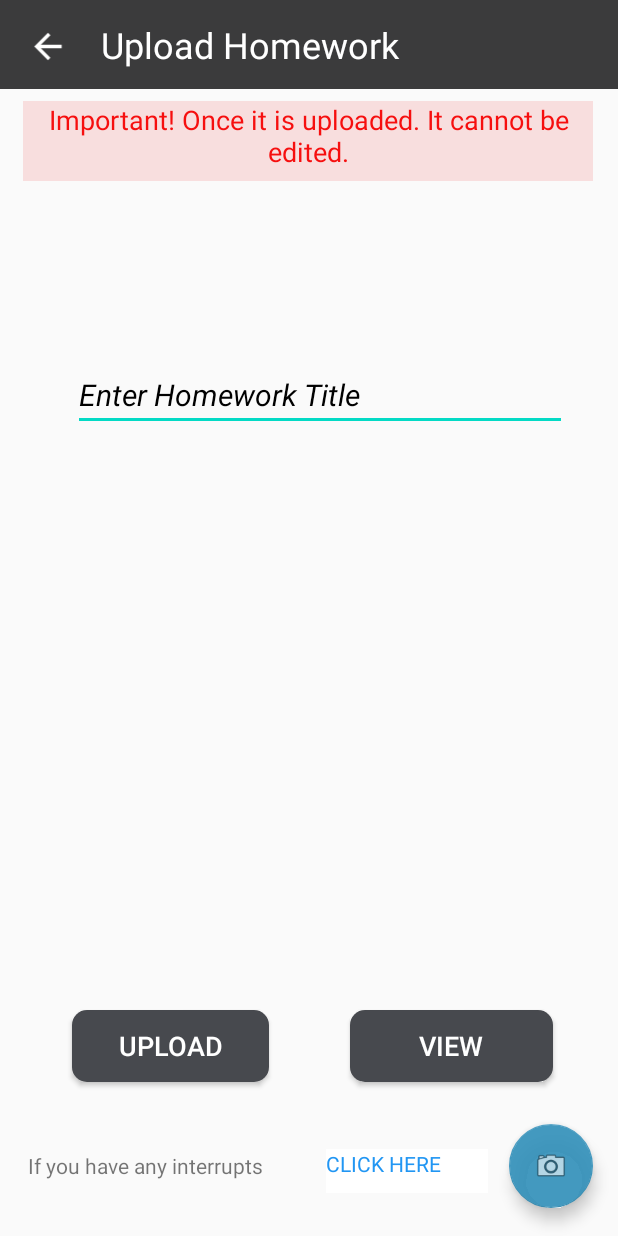
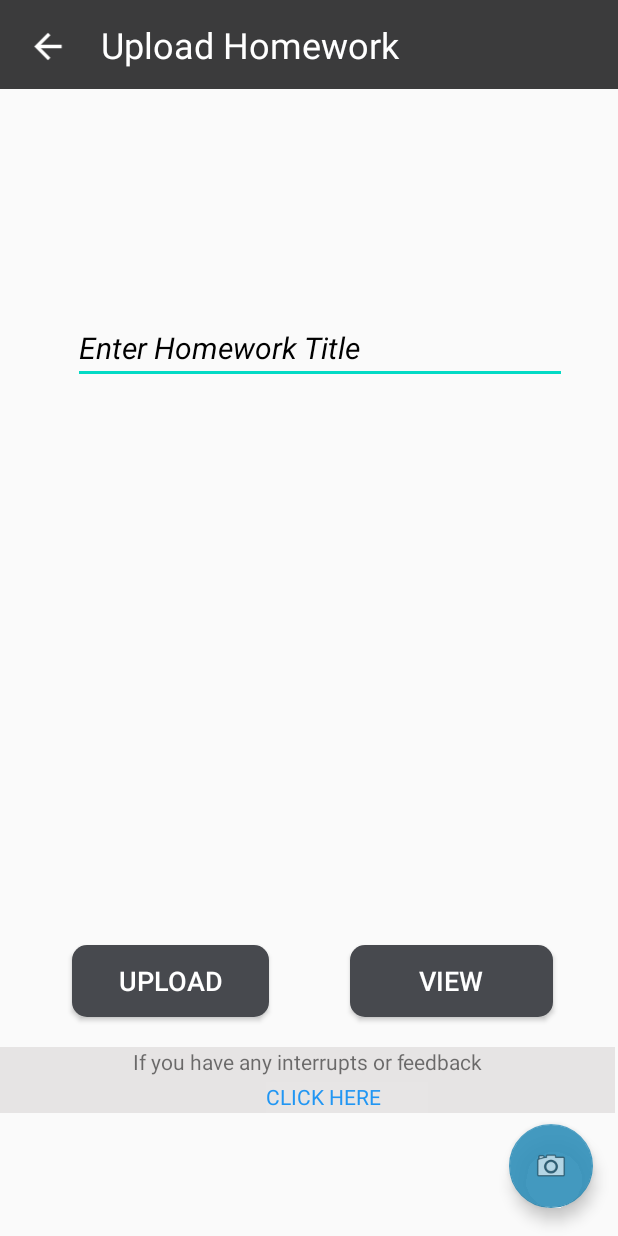
Before and after one commit to kasunavodya/YORK-4-Android-MAD, an Android app: the UploadHW screen opened directly, with no data from a screen before it, on a phone screen of 412 x 824 dp. Run offline under Robolectric (Android 15) with nearby library versions, the light colour scheme and no system bars.

Commit message:
Upload Homework commit

```diff
--- a/app/src/main/res/layout/activity_error_h_w.xml
+++ b/app/src/main/res/layout/activity_error_h_w.xml
@@ -94,28 +94,28 @@
         android:id="@+id/textViewID"
         android:layout_width="90dp"
         android:layout_height="35dp"
-        android:textAlignment="textEnd"
-        android:textColor="#2196F3"
+        android:textAlignment="center"
+        android:textColor="#092A45"
         android:textSize="18sp"
         app:layout_constraintBottom_toBottomOf="parent"
         app:layout_constraintEnd_toEndOf="parent"
-        app:layout_constraintHorizontal_bias="1.0"
+        app:layout_constraintHorizontal_bias="0.47"
         app:layout_constraintStart_toStartOf="parent"
         app:layout_constraintTop_toTopOf="parent"
-        app:layout_constraintVertical_bias="0.142" />
+        app:layout_constraintVertical_bias="0.137" />
 
     <TextView
         android:id="@+id/textViewStName"
         android:layout_width="221dp"
         android:layout_height="36dp"
-        android:textAlignment="textEnd"
-        android:textColor="#2196F3"
+        android:textAlignment="center"
+        android:textColor="#092A45"
         android:textSize="18sp"
         app:layout_constraintBottom_toBottomOf="parent"
         app:layout_constraintEnd_toEndOf="parent"
-        app:layout_constraintHorizontal_bias="1.0"
+        app:layout_constraintHorizontal_bias="0.442"
         app:layout_constraintStart_toStartOf="parent"
         app:layout_constraintTop_toTopOf="parent"
-        app:layout_constraintVertical_bias="0.094" />
+        app:layout_constraintVertical_bias="0.105" />
 
 </androidx.constraintlayout.widget.ConstraintLayout>
--- a/app/src/main/res/layout/activity_upload_h_w.xml
+++ b/app/src/main/res/layout/activity_upload_h_w.xml
@@ -47,24 +47,6 @@
         app:layout_constraintVertical_bias="0.022"
         tools:ignore="MissingConstraints" />
 
-    <TextView
-        android:id="@+id/textViewHW"
-        android:layout_width="380dp"
-        android:layout_height="53dp"
-        android:background="#F8DEDE"
-        android:shadowColor="#EA4B4B"
-        android:text="@string/TestHW"
-        android:textAlignment="center"
-        android:textAllCaps="false"
-        android:textColor="#F60F0F"
-        android:textSize="18sp"
-        app:layout_constraintBottom_toBottomOf="parent"
-        app:layout_constraintEnd_toEndOf="parent"
-        app:layout_constraintHorizontal_bias="0.483"
-        app:layout_constraintStart_toStartOf="parent"
-        app:layout_constraintTop_toTopOf="parent"
-        app:layout_constraintVertical_bias="0.087" />
-
     <AutoCompleteTextView
         android:id="@+id/autoCompleteTextView"
         style="@style/uploadDetails"
@@ -76,7 +58,7 @@
         app:layout_constraintHorizontal_bias="0.585"
         app:layout_constraintStart_toStartOf="parent"
         app:layout_constraintTop_toTopOf="parent"
-        app:layout_constraintVertical_bias="0.312" />
+        app:layout_constraintVertical_bias="0.272" />
 
     <Button
         android:id="@+id/buttonHW2"
@@ -91,7 +73,7 @@
         app:layout_constraintHorizontal_bias="0.171"
         app:layout_constraintStart_toStartOf="parent"
         app:layout_constraintTop_toTopOf="parent"
-        app:layout_constraintVertical_bias="0.868" />
+        app:layout_constraintVertical_bias="0.812" />
 
     <Button
         android:id="@+id/buttonHW"
@@ -106,7 +88,7 @@
         app:layout_constraintHorizontal_bias="0.844"
         app:layout_constraintStart_toStartOf="parent"
         app:layout_constraintTop_toTopOf="parent"
-        app:layout_constraintVertical_bias="0.868" />
+        app:layout_constraintVertical_bias="0.812" />
 
     <ImageView
         android:id="@+id/imageView"
@@ -117,7 +99,7 @@
         app:layout_constraintHorizontal_bias="0.705"
         app:layout_constraintStart_toStartOf="parent"
         app:layout_constraintTop_toTopOf="parent"
-        app:layout_constraintVertical_bias="0.622"
+        app:layout_constraintVertical_bias="0.532"
         tools:ignore="MissingConstraints" />
 
     <com.google.android.material.floatingactionbutton.FloatingActionButton
@@ -137,58 +119,59 @@
 
     <TextView
         android:id="@+id/TextError"
-        android:layout_width="181dp"
-        android:layout_height="34dp"
+        android:layout_width="410dp"
+        android:layout_height="44dp"
+        android:background="#1D4C3939"
         android:text="@string/Text17"
+        android:textAlignment="center"
         android:textSize="14sp"
         app:layout_constraintBottom_toBottomOf="parent"
         app:layout_constraintEnd_toEndOf="parent"
-        app:layout_constraintHorizontal_bias="0.082"
+        app:layout_constraintHorizontal_bias="0.0"
         app:layout_constraintStart_toStartOf="parent"
         app:layout_constraintTop_toTopOf="parent"
-        app:layout_constraintVertical_bias="0.971" />
+        app:layout_constraintVertical_bias="0.895" />
 
     <TextView
         android:id="@+id/textVw1"
         android:layout_width="108dp"
         android:layout_height="29dp"
-        android:background="#FFFFFF"
+        android:background="#07FFFFFF"
         android:text="@string/Text18"
         android:textColor="#2196F3"
         android:textSize="14sp"
         app:layout_constraintBottom_toBottomOf="parent"
         app:layout_constraintEnd_toEndOf="parent"
-        app:layout_constraintHorizontal_bias="0.716"
+        app:layout_constraintHorizontal_bias="0.584"
         app:layout_constraintStart_toStartOf="parent"
         app:layout_constraintTop_toTopOf="parent"
-        app:layout_constraintVertical_bias="0.964" />
+        app:layout_constraintVertical_bias="0.908" />
 
     <TextView
         android:id="@+id/textViewID"
         android:layout_width="90dp"
         android:layout_height="35dp"
-        android:textAlignment="textEnd"
-        android:textColor="#2196F3"
+        android:textAlignment="center"
+        android:textColor="#092A45"
         android:textSize="18sp"
         app:layout_constraintBottom_toBottomOf="parent"
         app:layout_constraintEnd_toEndOf="parent"
-        app:layout_constraintHorizontal_bias="1.0"
+        app:layout_constraintHorizontal_bias="0.498"
         app:layout_constraintStart_toStartOf="parent"
         app:layout_constraintTop_toTopOf="parent"
-        app:layout_constraintVertical_bias="0.239" />
+        app:layout_constraintVertical_bias="0.139" />
 
     <TextView
         android:id="@+id/textViewStName"
         android:layout_width="225dp"
         android:layout_height="39dp"
-        android:textAlignment="textEnd"
-        android:textColor="#2196F3"
+        android:textAlignment="center"
+        android:textColor="#092A45"
         android:textSize="18sp"
         app:layout_constraintBottom_toBottomOf="parent"
         app:layout_constraintEnd_toEndOf="parent"
-        app:layout_constraintHorizontal_bias="1.0"
         app:layout_constraintStart_toStartOf="parent"
         app:layout_constraintTop_toTopOf="parent"
-        app:layout_constraintVertical_bias="0.195" />
+        app:layout_constraintVertical_bias="0.105" />
 
 </androidx.constraintlayout.widget.ConstraintLayout>
--- a/app/src/main/res/values/strings.xml
+++ b/app/src/main/res/values/strings.xml
@@ -29,8 +29,7 @@
     <string name="Test16">Select Current Date</string>
     <string name="Btn3">Select</string>
     <string name="Btn4">Upload</string>
-    <string name="TestError">If you encounter any interruptions or
-                            errors while uploading homework,
+    <string name="TestError">If you encounter any interruptions while uploading homework or have any feedback,
                             please indicate it.</string>
     <string name="Msg">Type here</string>
     <string name="Btn5">Submit</string>
@@ -47,7 +46,7 @@
     <string name="btn1">ADD TIMETABLE</string>
     <string name="btn2">UPLOAD NOTES</string>
     <string name="textyork">Presented_By_YORK_4_Android</string>
-    <string name="Text17">If you have any interrupts</string>
+    <string name="Text17">If you have any interrupts or feedback</string>
     <string name="Text18">CLICK HERE</string>
     <string name="Btn7">VIEW</string>
 </resources>
```
Also changed, not shown: 377 other files.
